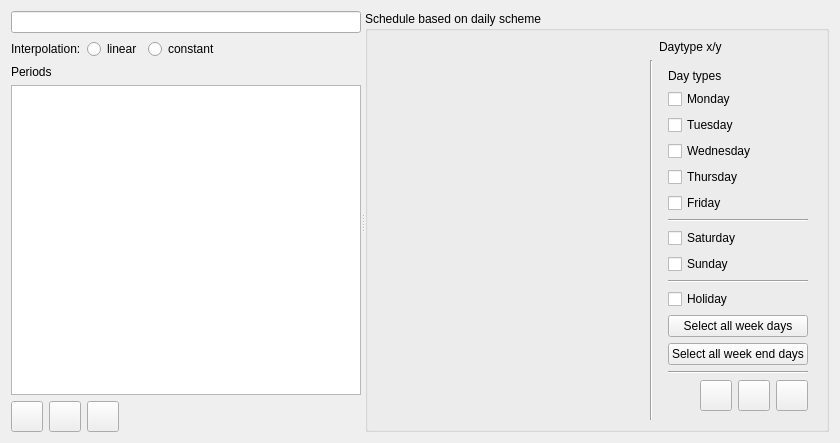
Qt form SIM-VICUS/src/SVDBScheduleEditWidget.ui (ghorwin/SIM-VICUS) before a commit.
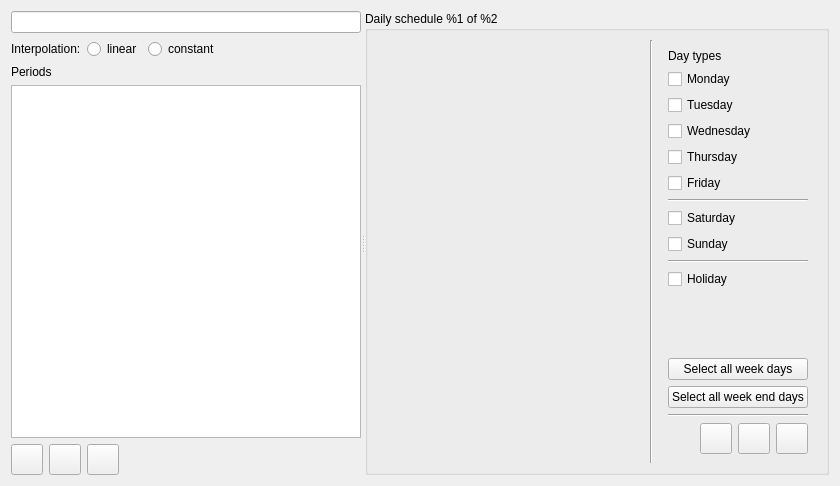
The same form after that commit. Icons and pictures are not drawn. Custom widgets are drawn as their Qt base class.

Commit message: Finetuning schedule edit dialog.

Patch:
```diff
--- a/SIM-VICUS/src/SVDBScheduleEditWidget.ui
+++ b/SIM-VICUS/src/SVDBScheduleEditWidget.ui
@@ -7,7 +7,7 @@
     <x>0</x>
     <y>0</y>
     <width>840</width>
-    <height>383</height>
+    <height>486</height>
    </rect>
   </property>
   <property name="windowTitle">
@@ -160,7 +160,7 @@
      </widget>
      <widget class="QGroupBox" name="groupBox">
       <property name="title">
-       <string>Schedule based on daily scheme</string>
+       <string>Daily schedule %1 of %2</string>
       </property>
       <layout class="QGridLayout" name="gridLayout_2">
        <item row="0" column="0">
@@ -179,13 +179,6 @@
            <number>0</number>
           </property>
           <item row="0" column="2">
-           <widget class="QLabel" name="labelDaytypes">
-            <property name="text">
-             <string>Daytype x/y</string>
-            </property>
-           </widget>
-          </item>
-          <item row="1" column="2">
            <widget class="QWidget" name="widgetDayTypes" native="true">
             <layout class="QVBoxLayout" name="verticalLayout">
              <item>
@@ -370,10 +363,10 @@
             </layout>
            </widget>
           </item>
-          <item row="1" column="0">
+          <item row="0" column="0">
            <widget class="SVDBScheduleDailyCycleEditWidget" name="widgetDailyCycle" native="true"/>
           </item>
-          <item row="1" column="1">
+          <item row="0" column="1">
            <widget class="Line" name="line_3">
             <property name="orientation">
              <enum>Qt::Vertical</enum>
```
Left out of the diff: 2 changed lines with no effect on the pictures. The commit also changes 7 other files.
